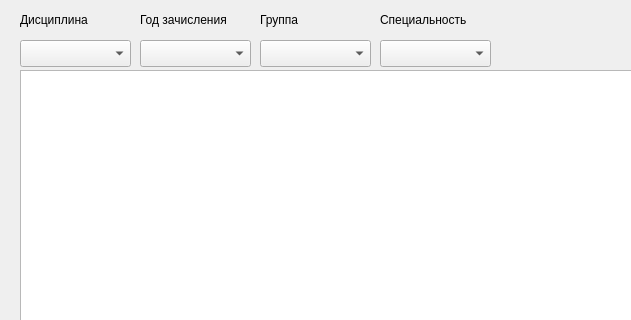
Before: the Qt Designer form 6_semestr/PABD/lab5/Prog/l5_program/mainwindow.ui in OranGeNaL/labs, drawn with Qt 5; both pictures show x 0 to 631 and y 0 to 320 of the 833 by 629 pixel window.
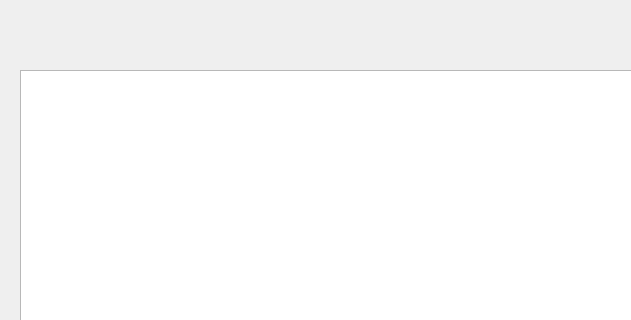
After: the same form once the commit is applied.

Patch:
```diff
--- a/6_semestr/PABD/lab5/Prog/l5_program/mainwindow.ui
+++ b/6_semestr/PABD/lab5/Prog/l5_program/mainwindow.ui
@@ -99,98 +99,6 @@
      <string>PushButton</string>
     </property>
    </widget>
-   <widget class="QComboBox" name="disciplineCombo">
-    <property name="geometry">
-     <rect>
-      <x>20</x>
-      <y>40</y>
-      <width>111</width>
-      <height>27</height>
-     </rect>
-    </property>
-   </widget>
-   <widget class="QLabel" name="disciplineLabel">
-    <property name="geometry">
-     <rect>
-      <x>20</x>
-      <y>10</y>
-      <width>91</width>
-      <height>19</height>
-     </rect>
-    </property>
-    <property name="text">
-     <string>Дисциплина</string>
-    </property>
-   </widget>
-   <widget class="QLabel" name="disciplineLabel_2">
-    <property name="geometry">
-     <rect>
-      <x>140</x>
-      <y>10</y>
-      <width>111</width>
-      <height>19</height>
-     </rect>
-    </property>
-    <property name="text">
-     <string>Год зачисления</string>
-    </property>
-   </widget>
-   <widget class="QComboBox" name="yearCombo">
-    <property name="geometry">
-     <rect>
-      <x>140</x>
-      <y>40</y>
-      <width>111</width>
-      <height>27</height>
-     </rect>
-    </property>
-   </widget>
-   <widget class="QComboBox" name="groupCombo">
-    <property name="geometry">
-     <rect>
-      <x>260</x>
-      <y>40</y>
-      <width>111</width>
-      <height>27</height>
-     </rect>
-    </property>
-   </widget>
-   <widget class="QLabel" name="disciplineLabel_3">
-    <property name="geometry">
-     <rect>
-      <x>260</x>
-      <y>10</y>
-      <width>91</width>
-      <height>19</height>
-     </rect>
-    </property>
-    <property name="text">
-     <string>Группа</string>
-    </property>
-   </widget>
-   <widget class="QComboBox" name="specialityCombo">
-    <property name="geometry">
-     <rect>
-      <x>380</x>
-      <y>40</y>
-      <width>111</width>
-      <height>27</height>
-     </rect>
-    </property>
-   </widget>
-   <widget class="QLabel" name="disciplineLabel_4">
-    <property name="geometry">
-     <rect>
-      <x>380</x>
-      <y>10</y>
-      <width>111</width>
-      <height>19</height>
-     </rect>
-    </property>
-    <property name="text">
-     <string>Специальность</string>
-    </property>
-   </widget>
   </widget>
   <widget class="QMenuBar" name="menubar">
    <property name="geometry">
```
Left out of the diff: 2 changed lines with no effect on the pictures.
